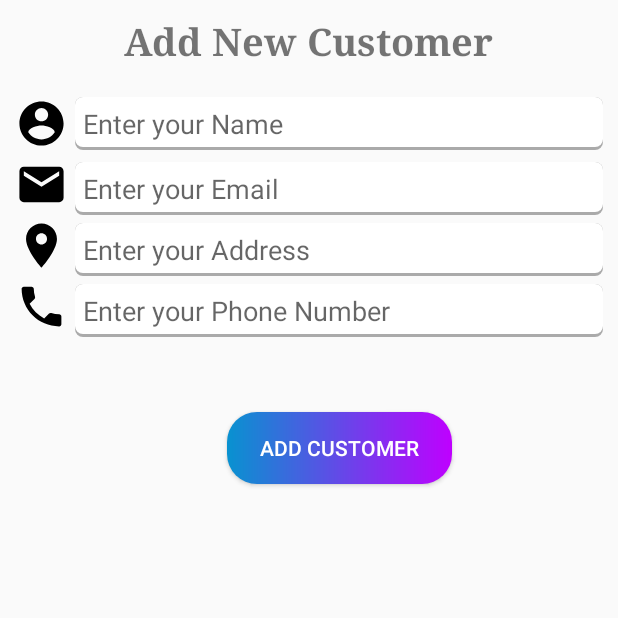
After one commit to Pransh-Coder/StoreKhata, an Android app: the fragment AddCustomerFragment shown on its own in the app's theme, on a phone screen of 412 x 824 dp, the top half of it. The commit adds this screen. Run offline under Robolectric (Android 15) with nearby library versions, the phone set to English and light mode, and no system bars; our stand-ins replace Volley; 1 statement that could not run was skipped.

```diff
--- a/app/src/main/java/com/store/storekhata/Login/LoginFragment.java
+++ b/app/src/main/java/com/store/storekhata/Login/LoginFragment.java
@@ -49,7 +49,7 @@ public class LoginFragment extends Fragment {
     }
 
     EditText name,shop_name,email,password;
-    Button signup;
+    Button login;
     String Name,Email,Password,ShopName;
 
     @Override
@@ -65,9 +65,9 @@ public class LoginFragment extends Fragment {
 
         email = rootview.findViewById(R.id.edt_email);
         password=rootview.findViewById(R.id.edt_password);
-        signup = rootview.findViewById(R.id.btnAuth);
+        login = rootview.findViewById(R.id.btnAuth);
 
-        signup.setOnClickListener(new View.OnClickListener() {
+        login.setOnClickListener(new View.OnClickListener() {
             @Override
             public void onClick(View view) {
 
--- a/app/src/main/java/com/store/storekhata/NetworkingStructure/NetworkingCalls.java
+++ b/app/src/main/java/com/store/storekhata/NetworkingStructure/NetworkingCalls.java
@@ -3,10 +3,10 @@ package com.store.storekhata.NetworkingStructure;
 import android.app.Activity;
 import android.content.Context;
 import android.util.Log;
-import android.widget.Toast;
 
 import androidx.recyclerview.widget.RecyclerView;
 
+import com.android.volley.AuthFailureError;
 import com.android.volley.DefaultRetryPolicy;
 import com.android.volley.Request;
 import com.android.volley.RequestQueue;
@@ -70,10 +70,11 @@ public class NetworkingCalls {
                     JSONObject jsonObject = new JSONObject(response);
                     if (jsonObject.getString("status").equals("true")) {
 
+                        loginCallBack.AuthenticateUser();
+
                         JSONArray jsonArray = jsonObject.getJSONArray("data");
                         Log.e("array" , jsonArray.toString());
 
-                        //For creating session
                          // to make the value true from false and in splashscreen we will check whether value is true or false if true directly into the app else in LoginScreen
                         for (int i = 0; i < jsonArray.length(); i++) {
 
@@ -94,7 +95,7 @@ public class NetworkingCalls {
 
 
                         }
-                        loginCallBack.AuthenticateUser();
+                        //loginCallBack.AuthenticateUser();
                     }
 
                 } catch (JSONException e) {
@@ -141,12 +142,13 @@ public class NetworkingCalls {
 
                             final Debt_Pojo debt_pojo = new Debt_Pojo();
 
+                            String total = jsonObject1.getString("Total");
                             debt_pojo.setDebtId(jsonObject1.getString("UID"));
                             debt_pojo.setName(jsonObject1.getString("Name"));
                             debt_pojo.setTotal(jsonObject1.getString("Total"));
 
                             debtPojoList.add(debt_pojo);
-                            //Log.d("repo_debit ", " name :" +name + " and store " +total + " UID:"+ UID);
+                            Log.d("repo_debit ", total) ;
 
                         }
                         recyclerView.setAdapter(recyclerAdapterDebit);
@@ -172,4 +174,29 @@ public class NetworkingCalls {
         addToQueue(stringRequest);
         return debtPojoList;
     }
+    public void addCustomer(final String Name, final String email, final String Addrs, final String phoneNo){
+        StringRequest stringRequest = new StringRequest(Request.Method.POST, BASE_URL + "", new Response.Listener<String>() {
+            @Override
+            public void onResponse(String response) {
+                Log.d("addCustomer response",response);
+            }
+        }, new Response.ErrorListener() {
+            @Override
+            public void onErrorResponse(VolleyError error) {
+
+            }
+        }){
+            @Override
+            protected Map<String, String> getParams() throws AuthFailureError {
+                Map<String,String> params = new HashMap<String, String>();
+                params.put("name",Name);
+                params.put("email",email);
+                params.put("phone",phoneNo);
+                params.put("address",Addrs);
+                return params;
+
+            }
+        };
+        addToQueue(stringRequest);
+    }
 }
--- a/app/src/main/java/com/store/storekhata/SharePrefrence/SharePrefs.java
+++ b/app/src/main/java/com/store/storekhata/SharePrefrence/SharePrefs.java
@@ -16,6 +16,11 @@ public class SharePrefs {
 
     private SharedPreferences getUserPreference() {
         return context.getSharedPreferences(context.getPackageName(), Activity.MODE_PRIVATE);
+    }
+
+    public void removeAllSP()
+    {
+        getUserPreference().edit().clear();
     }
     // For creating session
     public Boolean isLoggedIn(){
--- /dev/null
+++ b/app/src/main/java/com/store/storekhata/TrackDebit/AddCustomerFragment.java
@@ -0,0 +1,70 @@
+package com.store.storekhata.TrackDebit;
+
+import android.content.Context;
+import android.net.Uri;
+import android.os.Bundle;
+
+import androidx.fragment.app.Fragment;
+
+import android.view.LayoutInflater;
+import android.view.View;
+import android.view.ViewGroup;
+import android.widget.Button;
+import android.widget.EditText;
+
+import com.store.storekhata.NetworkingStructure.NetworkingCalls;
+import com.store.storekhata.R;
+
+public class AddCustomerFragment extends Fragment {
+    EditText Name,Email,Address,phone;
+    Button add_customer;
+    String name,email,address,phone_no;
+
+    @Override
+    public void onCreate(Bundle savedInstanceState) {
+        super.onCreate(savedInstanceState);
+
+    }
+
+    @Override
+    public View onCreateView(LayoutInflater inflater, ViewGroup container,
+                             Bundle savedInstanceState) {
+        // Inflate the layout for this fragment
+        View rootview = inflater.inflate(R.layout.fragment_add_customer, container, false);
+
+        final NetworkingCalls networkingCalls = new NetworkingCalls(getContext(),getActivity());
+        Name = rootview.findViewById(R.id.name);
+        Email = rootview.findViewById(R.id.email);
+        Address = rootview.findViewById(R.id.adress);
+        phone = rootview.findViewById(R.id.phone);
+        add_customer= rootview.findViewById(R.id.add_customer);
+
+        add_customer.setOnClickListener(new View.OnClickListener() {
+            @Override
+            public void onClick(View view) {
+
+                name = Name.getText().toString();
+                email = Email.getText().toString();
+                address=Address.getText().toString();
+                phone_no=phone.getText().toString();
+
+                if(Name.getText().length()==0){
+                    Name.setError("Name Feild Empty!");
+                }
+                else if(Email.getText().length()==0){
+                    Email.setError("Email Feild Empty!");
+                }
+                else if(Address.getText().length()==0){
+                    Address.setError("Address Feild Empty!");
+                }
+                else {
+                        networkingCalls.addCustomer(name,email,address,phone_no);
+                }
+            }
+        });
+
+
+        return rootview;
+    }
+
+}
--- a/app/src/main/java/com/store/storekhata/TrackDebit/TrackYourDebtFragment.java
+++ b/app/src/main/java/com/store/storekhata/TrackDebit/TrackYourDebtFragment.java
@@ -5,6 +5,7 @@ import android.net.Uri;
 import android.os.Bundle;
 
 import androidx.fragment.app.Fragment;
+import androidx.fragment.app.FragmentTransaction;
 import androidx.recyclerview.widget.LinearLayoutManager;
 import androidx.recyclerview.widget.RecyclerView;
 
@@ -42,6 +43,17 @@ public class TrackYourDebtFragment extends Fragment {
         layoutManager=new LinearLayoutManager(getContext());
         recyclerView.setLayoutManager(layoutManager);
         networkingCalls.showPersonsDebit(recyclerView);
+
+        addbtn.setOnClickListener(new View.OnClickListener() {
+            @Override
+            public void onClick(View view) {
+                AddCustomerFragment addCustomerFragment = new AddCustomerFragment();
+                FragmentTransaction fragmentTransaction = getFragmentManager().beginTransaction();
+                fragmentTransaction.replace(R.id.on_boarding_fragment_container,addCustomerFragment);
+                fragmentTransaction.addToBackStack(null);
+                fragmentTransaction.commit();
+            }
+        });
         return rootView;
     }
 
--- a/app/src/main/java/com/store/storekhata/onBoardingStructure/OnBoardingActivity.java
+++ b/app/src/main/java/com/store/storekhata/onBoardingStructure/OnBoardingActivity.java
@@ -17,15 +17,18 @@ import com.store.storekhata.TrackDebit.TrackYourDebtFragment;
 
 public class OnBoardingActivity extends AppCompatActivity implements LoginCallBack {
 
+    SharePrefs sharePrefs;
     @Override
     protected void onCreate(Bundle savedInstanceState) {
         super.onCreate(savedInstanceState);
         setContentView(R.layout.activity_on_boarding);
 
-        SharePrefs sharePrefs = new SharePrefs(this);
+        sharePrefs = new SharePrefs(this);
         Toolbar toolbar = findViewById(R.id.onBoardingToolbar);
         setSupportActionBar(toolbar);
 
+      /*  NavController navController = Navigation.findNavController(this, R.id.on_boarding_fragment_container);
+        NavigationUI.setupActionBarWithNavController(this, navController);*/
 
         if(sharePrefs.isLoggedIn()){
 
@@ -52,10 +55,17 @@ public class OnBoardingActivity extends AppCompatActivity implements LoginCallBa
 
     @Override
     public void AuthenticateUser() {
-        LoginFragment loginFragment = new LoginFragment();
+
+        TrackYourDebtFragment fragment = new TrackYourDebtFragment();
+        FragmentTransaction transaction = getSupportFragmentManager().beginTransaction();
+        transaction.replace(R.id.on_boarding_fragment_container, fragment);
+        transaction.addToBackStack(null);
+        transaction.commit();
+
+       /* LoginFragment loginFragment = new LoginFragment();
         FragmentTransaction fragmentTransaction = getSupportFragmentManager().beginTransaction();
         fragmentTransaction.replace(R.id.on_boarding_fragment_container,loginFragment);
         fragmentTransaction.addToBackStack(null);
-        fragmentTransaction.commit();
+        fragmentTransaction.commit();*/
     }
 }
--- /dev/null
+++ b/app/src/main/res/drawable-v24/custom_edittext.xml
@@ -0,0 +1,17 @@
+<?xml version="1.0" encoding="utf-8"?>
+<layer-list xmlns:android="http://schemas.android.com/apk/res/android">
+    <item >
+        <shape
+            android:shape="rectangle">
+            <solid android:color="@android:color/darker_gray" />
+            <corners android:radius="5dp"/>
+        </shape>
+    </item>
+    <item android:right="0.5dp" android:left="0.5dp" android:bottom="2dp" android:top="0.5dp">
+        <shape
+            android:shape="rectangle">
+            <solid android:color="@android:color/white"/>
+            <corners android:radius="5dp"/>
+        </shape>
+    </item>
+</layer-list>
--- /dev/null
+++ b/app/src/main/res/drawable-v24/ic_email.xml
@@ -0,0 +1,9 @@
+<vector xmlns:android="http://schemas.android.com/apk/res/android"
+        android:width="24dp"
+        android:height="24dp"
+        android:viewportWidth="24.0"
+        android:viewportHeight="24.0">
+    <path
+        android:fillColor="#FF000000"
+        android:pathData="M20,4L4,4c-1.1,0 -1.99,0.9 -1.99,2L2,18c0,1.1 0.9,2 2,2h16c1.1,0 2,-0.9 2,-2L22,6c0,-1.1 -0.9,-2 -2,-2zM20,8l-8,5 -8,-5L4,6l8,5 8,-5v2z"/>
+</vector>
--- /dev/null
+++ b/app/src/main/res/drawable-v24/ic_location.xml
@@ -0,0 +1,9 @@
+<vector xmlns:android="http://schemas.android.com/apk/res/android"
+        android:width="24dp"
+        android:height="24dp"
+        android:viewportWidth="24.0"
+        android:viewportHeight="24.0">
+    <path
+        android:fillColor="#FF000000"
+        android:pathData="M12,2C8.13,2 5,5.13 5,9c0,5.25 7,13 7,13s7,-7.75 7,-13c0,-3.87 -3.13,-7 -7,-7zM12,11.5c-1.38,0 -2.5,-1.12 -2.5,-2.5s1.12,-2.5 2.5,-2.5 2.5,1.12 2.5,2.5 -1.12,2.5 -2.5,2.5z"/>
+</vector>
--- /dev/null
+++ b/app/src/main/res/drawable-v24/ic_name_input.xml
@@ -0,0 +1,9 @@
+<vector xmlns:android="http://schemas.android.com/apk/res/android"
+        android:width="24dp"
+        android:height="24dp"
+        android:viewportWidth="24.0"
+        android:viewportHeight="24.0">
+    <path
+        android:fillColor="#FF000000"
+        android:pathData="M12,2C6.48,2 2,6.48 2,12s4.48,10 10,10 10,-4.48 10,-10S17.52,2 12,2zM12,5c1.66,0 3,1.34 3,3s-1.34,3 -3,3 -3,-1.34 -3,-3 1.34,-3 3,-3zM12,19.2c-2.5,0 -4.71,-1.28 -6,-3.22 0.03,-1.99 4,-3.08 6,-3.08 1.99,0 5.97,1.09 6,3.08 -1.29,1.94 -3.5,3.22 -6,3.22z"/>
+</vector>
--- /dev/null
+++ b/app/src/main/res/drawable-v24/ic_phone.xml
@@ -0,0 +1,9 @@
+<vector xmlns:android="http://schemas.android.com/apk/res/android"
+        android:width="24dp"
+        android:height="24dp"
+        android:viewportWidth="24.0"
+        android:viewportHeight="24.0">
+    <path
+        android:fillColor="#FF000000"
+        android:pathData="M6.62,10.79c1.44,2.83 3.76,5.14 6.59,6.59l2.2,-2.2c0.27,-0.27 0.67,-0.36 1.02,-0.24 1.12,0.37 2.33,0.57 3.57,0.57 0.55,0 1,0.45 1,1V20c0,0.55 -0.45,1 -1,1 -9.39,0 -17,-7.61 -17,-17 0,-0.55 0.45,-1 1,-1h3.5c0.55,0 1,0.45 1,1 0,1.25 0.2,2.45 0.57,3.57 0.11,0.35 0.03,0.74 -0.25,1.02l-2.2,2.2z"/>
+</vector>
--- a/app/src/main/res/layout/activity_on_boarding.xml
+++ b/app/src/main/res/layout/activity_on_boarding.xml
@@ -1,11 +1,11 @@
 <?xml version="1.0" encoding="utf-8"?>
-<androidx.constraintlayout.widget.ConstraintLayout xmlns:android="http://schemas.android.com/apk/res/android"
+<androidx.constraintlayout.widget.ConstraintLayout
+    xmlns:android="http://schemas.android.com/apk/res/android"
     xmlns:app="http://schemas.android.com/apk/res-auto"
     xmlns:tools="http://schemas.android.com/tools"
     android:layout_width="match_parent"
     android:layout_height="match_parent"
     tools:context=".onBoardingStructure.OnBoardingActivity">
-
 
     <com.google.android.material.appbar.AppBarLayout
         android:id="@+id/appBarLayout"
@@ -31,10 +31,9 @@
         android:name="androidx.navigation.fragment.NavHostFragment"
         android:layout_width="0dp"
         android:layout_height="0dp"
-        app:defaultNavHost="true"
         app:layout_constraintBottom_toBottomOf="parent"
         app:layout_constraintEnd_toEndOf="parent"
         app:layout_constraintStart_toStartOf="parent"
-        app:layout_constraintTop_toBottomOf="@+id/appBarLayout" />
+        app:layout_constraintTop_toBottomOf="@+id/appBarLayout"/>
 
 </androidx.constraintlayout.widget.ConstraintLayout>
--- /dev/null
+++ b/app/src/main/res/layout/fragment_add_customer.xml
@@ -0,0 +1,136 @@
+<?xml version="1.0" encoding="utf-8"?>
+<androidx.constraintlayout.widget.ConstraintLayout
+    xmlns:android="http://schemas.android.com/apk/res/android"
+    xmlns:app="http://schemas.android.com/apk/res-auto"
+    xmlns:tools="http://schemas.android.com/tools"
+    android:layout_width="match_parent"
+    android:layout_height="match_parent"
+    android:padding="10dp">
+
+    <TextView
+        android:id="@+id/heading"
+        android:layout_width="wrap_content"
+        android:layout_height="wrap_content"
+        android:text="Add New Customer"
+        android:textStyle="bold"
+        android:typeface="serif"
+        android:textSize="25sp"
+        app:layout_constraintLeft_toLeftOf="parent"
+        app:layout_constraintRight_toRightOf="parent"
+        app:layout_constraintTop_toTopOf="parent"/>
+
+    <ImageView
+        android:id="@+id/namimg"
+        android:layout_width="35dp"
+        android:layout_height="35dp"
+        android:layout_marginTop="20dp"
+        android:src="@drawable/ic_name_input"
+        app:layout_constraintTop_toBottomOf="@+id/heading"
+        app:layout_constraintLeft_toLeftOf="parent"/>
+
+    <EditText
+        android:id="@+id/name"
+        android:padding="5dp"
+        android:layout_width="match_parent"
+        android:layout_height="wrap_content"
+        android:hint="Enter your Name"
+        android:layout_marginLeft="40dp"
+        android:background="@drawable/custom_edittext"
+        app:layout_constraintLeft_toRightOf="@+id/namimg"
+        app:layout_constraintTop_toTopOf="@+id/namimg"
+        app:layout_constraintBottom_toBottomOf="@+id/namimg"/>
+
+    <ImageView
+        android:id="@+id/namemail"
+        android:layout_width="35dp"
+        android:layout_height="35dp"
+        android:layout_marginTop="5dp"
+        android:src="@drawable/ic_email"
+        app:layout_constraintTop_toBottomOf="@+id/namimg"
+        app:layout_constraintLeft_toLeftOf="parent"/>
+
+    <EditText
+        android:id="@+id/email"
+        android:padding="5dp"
+        android:layout_width="match_parent"
+        android:layout_height="wrap_content"
+        android:hint="Enter your Email"
+        android:layout_marginLeft="40dp"
+        android:background="@drawable/custom_edittext"
+        app:layout_constraintLeft_toRightOf="@+id/namemail"
+        app:layout_constraintTop_toTopOf="@+id/namemail"
+        app:layout_constraintBottom_toBottomOf="@+id/namemail"
+        android:layout_marginTop="5dp"/>
+
+    <ImageView
+        android:id="@+id/namaddr"
+        android:layout_width="35dp"
+        android:layout_height="35dp"
+        android:layout_marginTop="5dp"
+        android:src="@drawable/ic_location"
+        app:layout_constraintTop_toBottomOf="@+id/namemail"
+        app:layout_constraintLeft_toLeftOf="parent"/>
+
+    <EditText
+        android:id="@+id/adress"
+        android:padding="5dp"
+        android:layout_width="match_parent"
+        android:layout_height="wrap_content"
+        android:hint="Enter your Address"
+        android:layout_marginLeft="40dp"
+        android:background="@drawable/custom_edittext"
+        app:layout_constraintTop_toBottomOf="@+id/email"
+        android:layout_marginTop="5dp"/>
+
+    <ImageView
+        android:id="@+id/phonimg"
+        android:layout_width="35dp"
+        android:layout_height="35dp"
+        android:layout_marginTop="5dp"
+        android:src="@drawable/ic_phone"
+        app:layout_constraintTop_toBottomOf="@+id/namaddr"
+        app:layout_constraintLeft_toLeftOf="parent"/>
+
+    <EditText
+        android:id="@+id/phone"
+        android:padding="5dp"
+        android:layout_width="match_parent"
+        android:layout_height="wrap_content"
+        android:layout_marginLeft="40dp"
+        android:hint="Enter your Phone Number "
+        android:background="@drawable/custom_edittext"
+        app:layout_constraintTop_toBottomOf="@+id/adress"
+        android:layout_marginTop="5dp"/>
+    <!-- <EditText
+         android:id="@+id/q_name"
+         android:padding="5dp"
+         android:layout_marginTop="5dp"
+         android:layout_width="match_parent"
+         android:layout_height="wrap_content"
+         android:background="@drawable/custom_edittext"
+         android:hint="Enter your name"
+         app:layout_constraintTop_toBottomOf="@+id/q_ques"/>
+
+     <EditText
+         android:id="@+id/asked_by"
+         android:padding="5dp"
+         android:layout_marginTop="5dp"
+         android:layout_width="match_parent"
+         android:layout_height="wrap_content"
+         android:background="@drawable/custom_edittext"
+         android:hint="Question asked by whom ?"
+         app:layout_constraintTop_toBottomOf="@+id/q_name"/>-->
+
+    <Button
+        android:id="@+id/add_customer"
+        android:layout_width="150dp"
+        android:layout_height="wrap_content"
+        android:text="Add Customer"
+        android:background="@drawable/custom_button"
+        android:textColor="#fff"
+        android:layout_marginTop="50dp"
+        app:layout_constraintTop_toBottomOf="@+id/phone"
+        app:layout_constraintRight_toRightOf="@+id/phone"
+        app:layout_constraintLeft_toLeftOf="@+id/phone"/>
+
+</androidx.constraintlayout.widget.ConstraintLayout>
--- a/app/src/main/res/layout/fragment_login.xml
+++ b/app/src/main/res/layout/fragment_login.xml
@@ -19,7 +19,7 @@
                 android:id="@+id/sign"
                 android:layout_width="wrap_content"
                 android:layout_height="wrap_content"
-                android:text="Sign In"
+                android:text="Log In"
                 android:textSize="30sp"
                 android:textColor="#D4DFE2"
                 android:textAlignment="center"
--- a/app/src/main/res/navigation/on_boarding_navigation.xml
+++ /dev/null
@@ -1,21 +0,0 @@
-<?xml version="1.0" encoding="utf-8"?>
-<navigation xmlns:android="http://schemas.android.com/apk/res/android"
-    xmlns:app="http://schemas.android.com/apk/res-auto"
-    xmlns:tools="http://schemas.android.com/tools"
-    android:id="@+id/on_boarding_navigation"
-    app:startDestination="@id/loginFragment">
-    <fragment
-        android:id="@+id/loginFragment"
-        android:name="com.store.storekhata.Login.LoginFragment"
-        android:label="fragment_login"
-        tools:layout="@layout/fragment_login" >
-        <action
-            android:id="@+id/action_loginFragment_to_trackYourDebtFragment"
-            app:destination="@id/trackYourDebtFragment" />
-    </fragment>
-    <fragment
-        android:id="@+id/trackYourDebtFragment"
-        android:name="com.store.storekhata.TrackDebit.TrackYourDebtFragment"
-        android:label="fragment_track_your_debt"
-        tools:layout="@layout/fragment_track_your_debt" />
-</navigation>
--- a/app/src/main/res/values/strings.xml
+++ b/app/src/main/res/values/strings.xml
@@ -1,5 +1,7 @@
 <resources>
     <string name="app_name">Store Khata</string>
+    <string name="open">Open</string>
+    <string name="close">Close</string>
 
     <!-- TODO: Remove or change this placeholder text -->
     <string name="hello_blank_fragment">Hello blank fragment</string>
```
